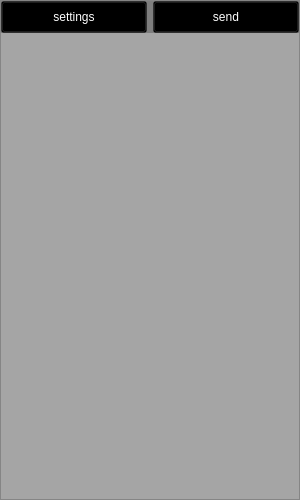
Above: client/settingsmenu.ui from lev12/launcher before the change. Below: the same form after it.
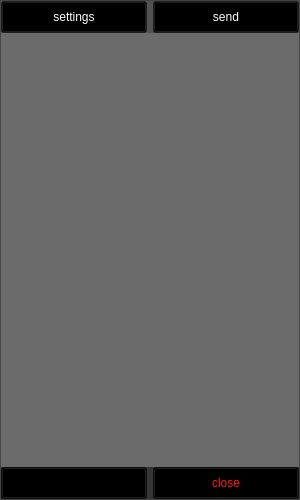
That is the form after the change.

What changed in the file:
```diff
--- a/client/settingsmenu.ui
+++ b/client/settingsmenu.ui
@@ -26,7 +26,7 @@
    <string>Frame</string>
   </property>
   <property name="styleSheet">
-   <string notr="true">background-color: rgba(0, 0, 0, 50);</string>
+   <string notr="true">background-color: rgba(0, 0, 0, 90);</string>
   </property>
   <property name="frameShape">
    <enum>QFrame::StyledPanel</enum>
@@ -143,6 +143,73 @@
        </property>
       </spacer>
      </item>
+     <item>
+      <widget class="QFrame" name="horizontalFrame">
+       <property name="minimumSize">
+        <size>
+         <width>0</width>
+         <height>32</height>
+        </size>
+       </property>
+       <property name="maximumSize">
+        <size>
+         <width>16777215</width>
+         <height>36</height>
+        </size>
+       </property>
+       <property name="styleSheet">
+        <string notr="true">background-color: rgba(0, 0, 0, 128);
+color: rgb(255, 255, 255);
+font: 10pt &quot;Arial&quot;;</string>
+       </property>
+       <layout class="QHBoxLayout" name="horizontalLayout_2">
+        <property name="leftMargin">
+         <number>0</number>
+        </property>
+        <property name="topMargin">
+         <number>0</number>
+        </property>
+        <property name="rightMargin">
+         <number>0</number>
+        </property>
+        <property name="bottomMargin">
+         <number>0</number>
+        </property>
+        <item>
+         <widget class="QPushButton" name="pushButton_3">
+          <property name="minimumSize">
+           <size>
+            <width>0</width>
+            <height>32</height>
+           </size>
+          </property>
+          <property name="styleSheet">
+           <string notr="true">color: rgb(55, 75, 255);</string>
+          </property>
+          <property name="text">
+           <string/>
+          </property>
+         </widget>
+        </item>
+        <item>
+         <widget class="QPushButton" name="pushButton_close">
+          <property name="minimumSize">
+           <size>
+            <width>0</width>
+            <height>32</height>
+           </size>
+          </property>
+          <property name="styleSheet">
+           <string notr="true">color: rgb(255, 25, 25);</string>
+          </property>
+          <property name="text">
+           <string>close</string>
+          </property>
+         </widget>
+        </item>
+       </layout>
+      </widget>
+     </item>
     </layout>
    </item>
   </layout>
```
Left out of the diff: 24 changed lines with no effect on the pictures.
